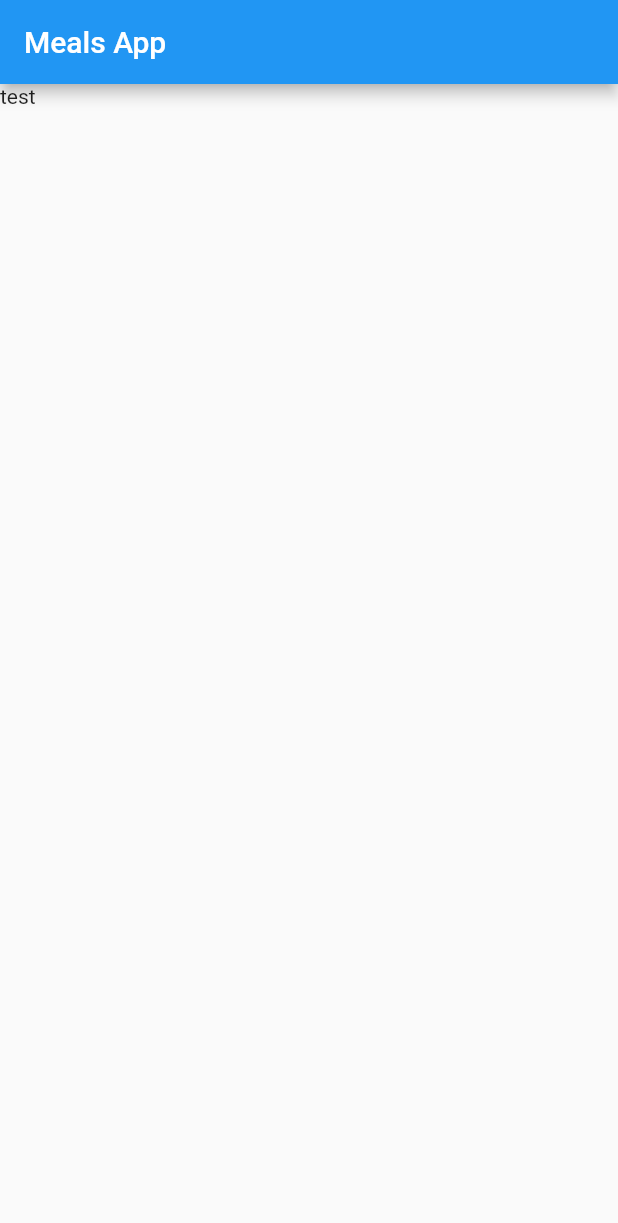
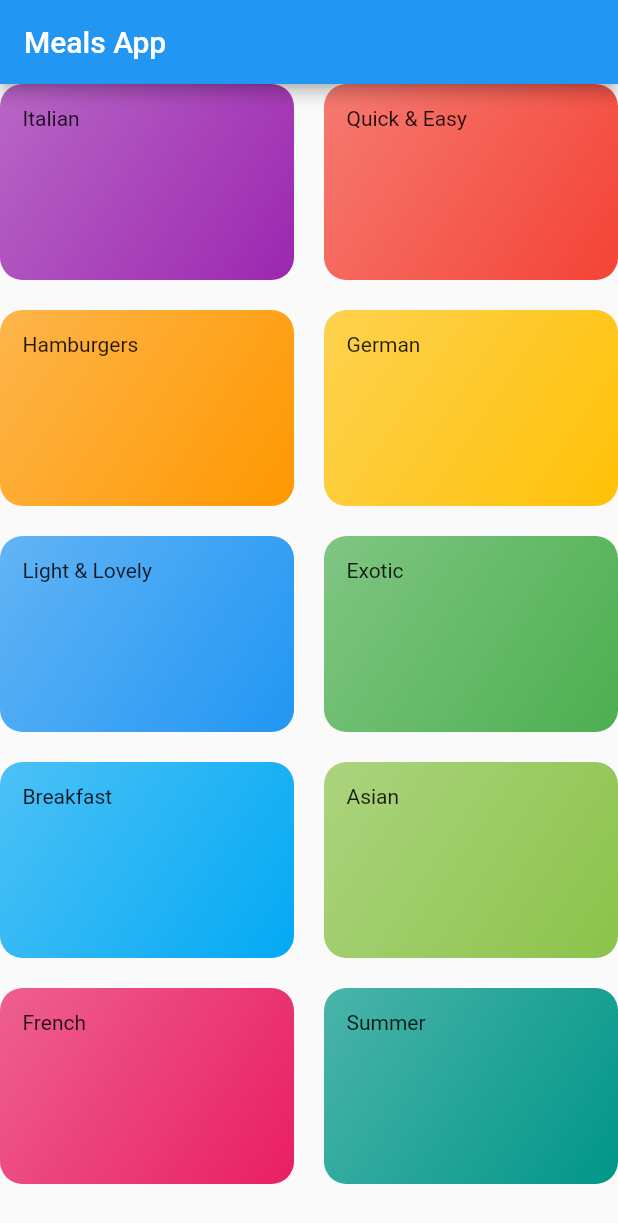
Before and after one commit to khalilpan/flutter_meals_app, a Flutter app: the screen it shows after launch, on a phone screen of 412 x 824 dp. Shown: the top 1223 px of the screen. Run offline on Flutter 3.47's test engine with Material 2 defaults, Android fonts, the phone set to English and light mode, and no system bars.

Commit message:
Creating and adjusting categories screen as inicial(main) screen

```diff
--- /dev/null
+++ b/lib/categories_screen.dart
@@ -0,0 +1,29 @@
+import 'package:flutter/material.dart';
+import './data/dummy_data.dart';
+import './category_item.dart';
+
+class CategoriesScreen extends StatelessWidget {
+  const CategoriesScreen({key}) : super(key: key);
+
+  @override
+  Widget build(BuildContext context) {
+    return Scaffold(
+      appBar: AppBar(
+        title: Text('Meals App'),
+      ),
+      body: GridView(
+        gridDelegate: SliverGridDelegateWithMaxCrossAxisExtent(
+          maxCrossAxisExtent: 200,
+          childAspectRatio: 3 / 2,
+          crossAxisSpacing: 20,
+          mainAxisSpacing: 20,
+        ),
+        children: DUMMY_CATEGORIES
+            .map(
+              (item) => CategoryItem(item.title, item.color),
+            )
+            .toList(),
+      ),
+    );
+  }
+}
--- /dev/null
+++ b/lib/category_item.dart
@@ -0,0 +1,27 @@
+import 'package:flutter/material.dart';
+
+class CategoryItem extends StatelessWidget {
+  final String title;
+  final Color color;
+
+  CategoryItem(this.title, this.color);
+
+  @override
+  Widget build(BuildContext context) {
+    return Container(
+      padding: EdgeInsets.all(15),
+      child: Text(title),
+      decoration: BoxDecoration(
+        gradient: LinearGradient(
+          colors: [
+            color.withOpacity(0.7),
+            color,
+          ],
+          begin: Alignment.topLeft,
+          end: Alignment.bottomRight,
+        ),
+        borderRadius: BorderRadius.circular(15),
+      ),
+    );
+  }
+}
--- /dev/null
+++ b/lib/data/dummy_data.dart
@@ -0,0 +1,55 @@
+import 'package:flutter/material.dart';
+import 'package:meals_app/models/category.dart';
+
+const DUMMY_CATEGORIES = const [
+  Category(
+    id: 'c1',
+    title: 'Italian',
+    color: Colors.purple,
+  ),
+  Category(
+    id: 'c2',
+    title: 'Quick & Easy',
+    color: Colors.red,
+  ),
+  Category(
+    id: 'c3',
+    title: 'Hamburgers',
+    color: Colors.orange,
+  ),
+  Category(
+    id: 'c4',
+    title: 'German',
+    color: Colors.amber,
+  ),
+  Category(
+    id: 'c5',
+    title: 'Light & Lovely',
+    color: Colors.blue,
+  ),
+  Category(
+    id: 'c6',
+    title: 'Exotic',
+    color: Colors.green,
+  ),
+  Category(
+    id: 'c7',
+    title: 'Breakfast',
+    color: Colors.lightBlue,
+  ),
+  Category(
+    id: 'c8',
+    title: 'Asian',
+    color: Colors.lightGreen,
+  ),
+  Category(
+    id: 'c9',
+    title: 'French',
+    color: Colors.pink,
+  ),
+  Category(
+    id: 'c10',
+    title: 'Summer',
+    color: Colors.teal,
+  ),
+];
--- a/lib/main.dart
+++ b/lib/main.dart
@@ -1,4 +1,5 @@
 import 'package:flutter/material.dart';
+import './categories_screen.dart';
 
 void main() {
   runApp(MyApp());
@@ -13,28 +14,7 @@ class MyApp extends StatelessWidget {
       theme: ThemeData(
         primarySwatch: Colors.blue,
       ),
-      home: MyHomePage(title: titleApp),
+      home: CategoriesScreen(),
     );
   }
 }
-
-class MyHomePage extends StatefulWidget {
-  MyHomePage({Key? key, required this.title}) : super(key: key);
-
-  final String title;
-
-  @override
-  _MyHomePageState createState() => _MyHomePageState();
-}
-
-class _MyHomePageState extends State<MyHomePage> {
-  @override
-  Widget build(BuildContext context) {
-    return Scaffold(
-      appBar: AppBar(
-        title: Text(widget.title),
-      ),
-      body: Text('test'),
-    );
-  }
-}
--- /dev/null
+++ b/lib/models/category.dart
@@ -0,0 +1,9 @@
+import 'package:flutter/material.dart';
+
+class Category {
+  final String id;
+  final String title;
+  final Color color;
+
+  const Category({this.id, this.title, this.color});
+}
--- a/pubspec.yaml
+++ b/pubspec.yaml
@@ -3,7 +3,7 @@ description: A new Flutter project.
 
 # The following line prevents the package from being accidentally published to
 # pub.dev using `pub publish`. This is preferred for private packages.
-publish_to: 'none' # Remove this line if you wish to publish to pub.dev
+publish_to: "none" # Remove this line if you wish to publish to pub.dev
 
 # The following defines the version and build number for your application.
 # A version number is three numbers separated by dots, like 1.2.43
@@ -18,12 +18,11 @@ publish_to: 'none' # Remove this line if you wish to publish to pub.dev
 version: 1.0.0+1
 
 environment:
-  sdk: ">=2.12.0 <3.0.0"
+  sdk: ">=2.11.0 <3.0.0"
 
 dependencies:
   flutter:
     sdk: flutter
-
 
   # The following adds the Cupertino Icons font to your application.
   # Use with the CupertinoIcons class for iOS style icons.
@@ -38,7 +37,6 @@ dev_dependencies:
 
 # The following section is specific to Flutter.
 flutter:
-
   # The following line ensures that the Material Icons font is
   # included with your application, so that you can use the icons in
   # the material Icons class.
```
